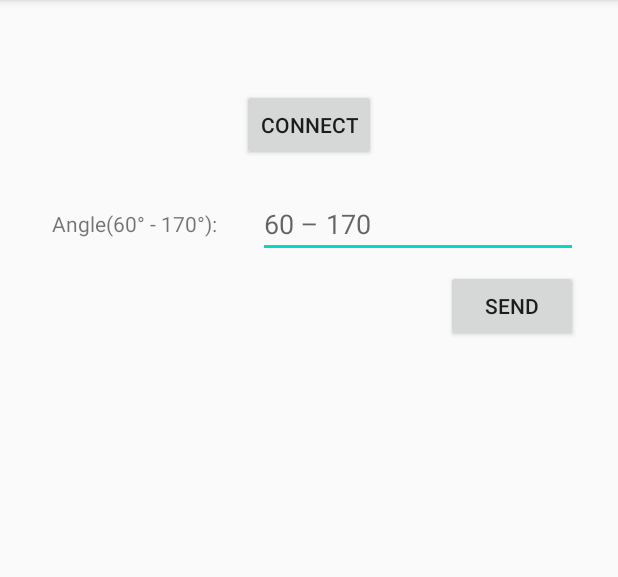
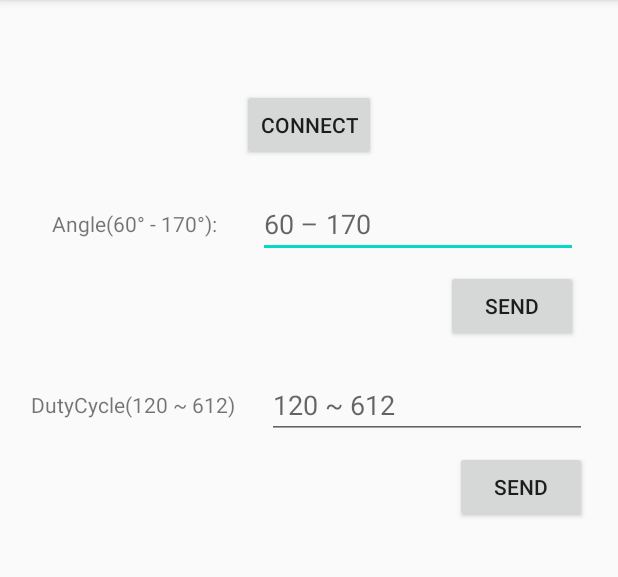
Before and after one commit to BiggieBoo18/FS90Controller, an Android app: the screen it shows after launch (MainActivity), after a tap on "SEND", on a phone screen of 412 x 824 dp, the part 84-661 px from its top. Run offline under Robolectric (Android 15) with nearby library versions, the phone set to English and light mode, and no system bars; 1 statement that could not run was skipped.

Commit message:
send DutyCycle

```diff
--- a/app/src/main/java/com/fs90/fs90controller/MainActivity.kt
+++ b/app/src/main/java/com/fs90/fs90controller/MainActivity.kt
@@ -25,6 +25,8 @@ class MainActivity : AppCompatActivity() {
     private val TAG = this::class.java.simpleName
     private val REQUEST_DEVICE = 1
     private val REQUEST_ENABLE_FINE_LOCATION = 1
+    private val CMD_ANGLE = "0,"
+    private val CMD_DUTYCYCLE = "1,"
 
     private val serviceConnection = object: ServiceConnection {
         override fun onServiceConnected(name: ComponentName, binder: IBinder) {
@@ -40,7 +42,8 @@ class MainActivity : AppCompatActivity() {
     }
 
     private lateinit var rootLayout: ConstraintLayout
-    private lateinit var buttonSend: Button
+    private lateinit var buttonSendAngle: Button
+    private lateinit var buttonSendDutyCycle: Button
     private lateinit var buttonConnect: Button
 
     private var bound = false
@@ -60,11 +63,17 @@ class MainActivity : AppCompatActivity() {
 
     private fun buttonInit() {
         // get buttons
-        buttonSend = findViewById(R.id.buttonSend)
-        buttonSend.setOnClickListener {
-            var angle: String = findViewById<EditText>(R.id.editTextAngle).text.toString()
-            bluetoothService?.writeRXCharacteristic(angle.toByteArray())
+        buttonSendAngle = findViewById(R.id.buttonSendAngle)
+        buttonSendAngle.setOnClickListener {
+            val angle: String = findViewById<EditText>(R.id.editTextAngle).text.toString()
+            bluetoothService?.writeRXCharacteristic((CMD_ANGLE + angle).toByteArray())
             findViewById<EditText>(R.id.editTextAngle).setText("")
+        }
+        buttonSendDutyCycle = findViewById(R.id.buttonSendDutyCycle)
+        buttonSendDutyCycle.setOnClickListener {
+            val dutyCycle: String = findViewById<EditText>(R.id.editTextDutyCycle).text.toString()
+            bluetoothService?.writeRXCharacteristic((CMD_DUTYCYCLE + dutyCycle).toByteArray())
+            findViewById<EditText>(R.id.editTextDutyCycle).setText("")
         }
         buttonConnect = findViewById(R.id.buttonConnect)
         buttonConnect.setOnClickListener {
--- a/app/src/main/res/layout/activity_main.xml
+++ b/app/src/main/res/layout/activity_main.xml
@@ -34,7 +34,7 @@
         app:layout_constraintTop_toTopOf="@+id/textViewAngle" />
 
     <Button
-        android:id="@+id/buttonSend"
+        android:id="@+id/buttonSendAngle"
         android:layout_width="wrap_content"
         android:layout_height="wrap_content"
         android:layout_marginTop="8dp"
@@ -63,4 +63,38 @@
         app:layout_constraintStart_toStartOf="parent"
         app:layout_constraintTop_toTopOf="parent" />
 
+    <TextView
+        android:id="@+id/textView"
+        android:layout_width="wrap_content"
+        android:layout_height="wrap_content"
+        android:layout_marginTop="32dp"
+        android:text="@string/label_dutyCycle"
+        app:layout_constraintEnd_toStartOf="@+id/editTextDutyCycle"
+        app:layout_constraintHorizontal_bias="0.5"
+        app:layout_constraintStart_toStartOf="parent"
+        app:layout_constraintTop_toBottomOf="@+id/buttonSendAngle" />
+
+    <EditText
+        android:id="@+id/editTextDutyCycle"
+        android:layout_width="wrap_content"
+        android:layout_height="wrap_content"
+        android:autofillHints="@string/hint_dutyCycle"
+        android:ems="10"
+        android:hint="@string/hint_dutyCycle"
+        android:inputType="number"
+        app:layout_constraintBottom_toBottomOf="@+id/textView"
+        app:layout_constraintEnd_toEndOf="parent"
+        app:layout_constraintHorizontal_bias="0.5"
+        app:layout_constraintStart_toEndOf="@+id/textView"
+        app:layout_constraintTop_toTopOf="@+id/textView" />
+
+    <Button
+        android:id="@+id/buttonSendDutyCycle"
+        android:layout_width="wrap_content"
+        android:layout_height="wrap_content"
+        android:layout_marginTop="8dp"
+        android:text="@string/send"
+        app:layout_constraintEnd_toEndOf="@+id/editTextDutyCycle"
+        app:layout_constraintTop_toBottomOf="@+id/editTextDutyCycle" />
+
 </androidx.constraintlayout.widget.ConstraintLayout>
--- a/app/src/main/res/values/strings.xml
+++ b/app/src/main/res/values/strings.xml
@@ -12,5 +12,9 @@
     <string name="label_angle">Angle(60° - 170°):</string>
     <string name="hint_angle">60 – 170</string>
 
+    // dutyCycle text
+    <string name="label_dutyCycle">DutyCycle(120 ~ 612)</string>
+    <string name="hint_dutyCycle">120 ~ 612</string>
+
     <string name="ble_not_supported">BLE not supported</string>
 </resources>
```
Also changed, not shown: 1 other file.
